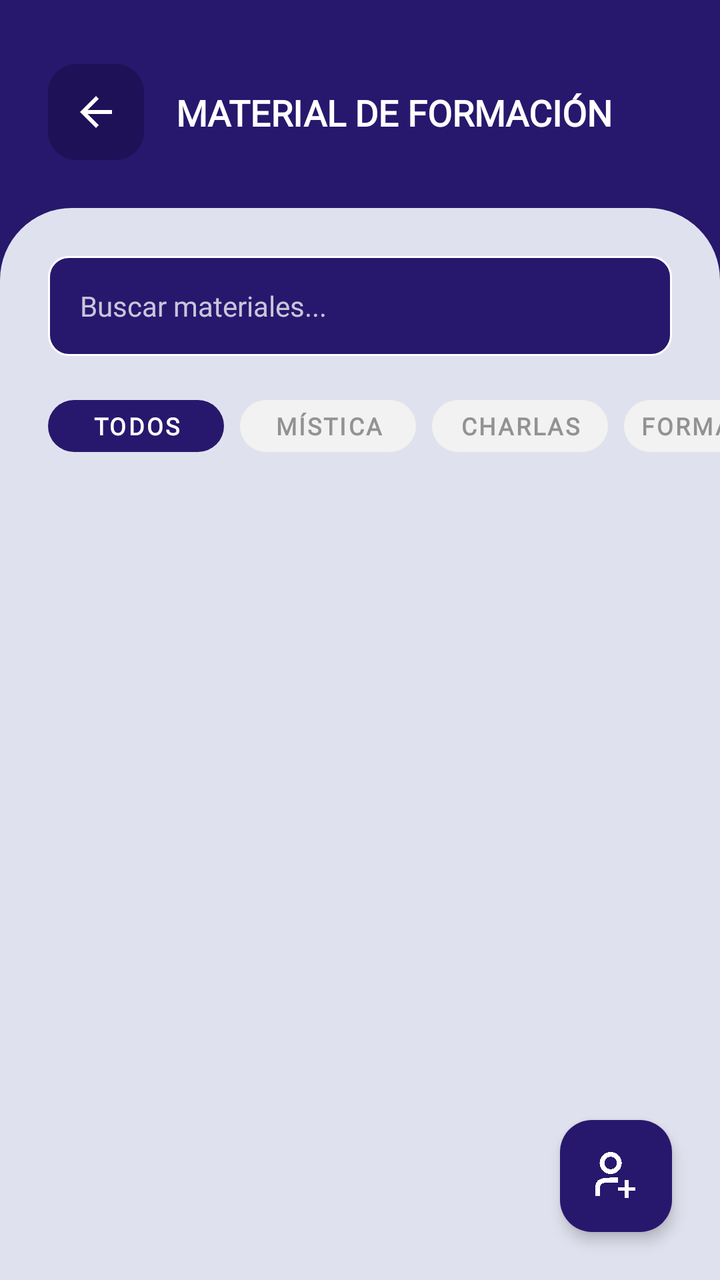
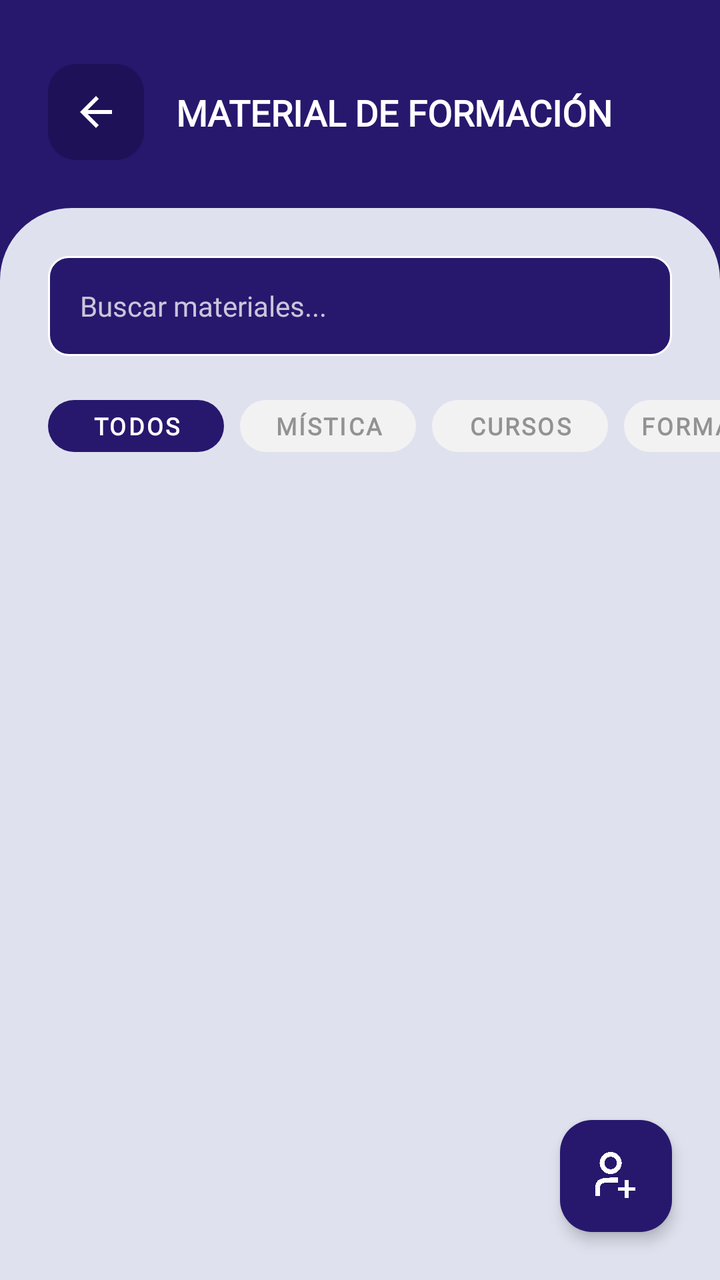

Two renders of the same Android screen: before a commit and after it. Below are the layout's source before the change and the commit's diff.
<!-- AndroidManifest.xml: application theme Theme.ServiamApp -->
<!-- res/layout/activity_materiales.xml -->
<?xml version="1.0" encoding="utf-8"?>
<androidx.constraintlayout.widget.ConstraintLayout xmlns:android="http://schemas.android.com/apk/res/android"
    xmlns:app="http://schemas.android.com/apk/res-auto"
    xmlns:tools="http://schemas.android.com/tools"
    android:id="@+id/rootLayout"
    android:layout_width="match_parent"
    android:layout_height="match_parent"
    android:background="@color/color_halcones"
    tools:context=".MaterialesActivity">

    
    <FrameLayout
        android:id="@+id/btnBack"
        android:layout_width="48dp"
        android:layout_height="48dp"
        android:layout_marginStart="24dp"
        android:layout_marginTop="32dp"
        android:background="@drawable/bg_back_button"
        app:layout_constraintStart_toStartOf="parent"
        app:layout_constraintTop_toTopOf="parent">

        <ImageView
            android:layout_width="24dp"
            android:layout_height="24dp"
            android:layout_gravity="center"
            android:src="@drawable/ic_back_arrow" />
    </FrameLayout>

    <TextView
        android:id="@+id/textTitle"
        android:layout_width="wrap_content"
        android:layout_height="wrap_content"
        android:layout_marginStart="16dp"
        android:fontFamily="@font/montserrat"
        android:text="MATERIAL DE FORMACIÓN"
        android:textColor="@color/blanco"
        android:textSize="18sp"
        android:textStyle="bold"
        app:layout_constraintBottom_toBottomOf="@id/btnBack"
        app:layout_constraintStart_toEndOf="@id/btnBack"
        app:layout_constraintTop_toTopOf="@id/btnBack" />

    
    <androidx.constraintlayout.widget.ConstraintLayout
        android:id="@+id/contentSheet"
        android:layout_width="match_parent"
        android:layout_height="0dp"
        android:layout_marginTop="24dp"
        android:background="@drawable/bg_dashboard_sheet"
        app:layout_constraintBottom_toBottomOf="parent"
        app:layout_constraintTop_toBottomOf="@id/btnBack">

        
        <EditText
            android:id="@+id/editSearch"
            android:layout_width="match_parent"
            android:layout_height="50dp"
            android:layout_marginStart="24dp"
            android:layout_marginTop="24dp"
            android:layout_marginEnd="24dp"
            android:background="@drawable/bg_search_bar_halcones"
            android:hint="Buscar materiales..."
            android:textColorHint="#C0FFFFFF"
            android:textColor="@color/blanco"
            android:fontFamily="@font/montserrat"
            android:textSize="14sp"
            android:paddingStart="16dp"
            android:paddingEnd="16dp"
            android:maxLines="1"
            android:inputType="text"
            app:layout_constraintTop_toTopOf="parent" />

        
        <HorizontalScrollView
            android:id="@+id/scrollFilters"
            android:layout_width="match_parent"
            android:layout_height="wrap_content"
            android:layout_marginTop="16dp"
            android:scrollbars="none"
            android:paddingStart="24dp"
            android:paddingEnd="24dp"
            android:clipToPadding="false"
            app:layout_constraintTop_toBottomOf="@id/editSearch">

            <LinearLayout
                android:layout_width="wrap_content"
                android:layout_height="wrap_content"
                android:orientation="horizontal">

                <com.google.android.material.button.MaterialButton
                    android:id="@+id/btnFilterAll"
                    style="@style/Widget.MaterialComponents.Button.TextButton"
                    android:layout_width="wrap_content"
                    android:layout_height="38dp"
                    android:fontFamily="@font/montserrat"
                    android:text="Todos"
                    android:textColor="@color/blanco"
                    android:textSize="12sp"
                    android:textStyle="bold"
                    app:backgroundTint="@color/color_halcones"
                    app:cornerRadius="19dp" />

                <com.google.android.material.button.MaterialButton
                    android:id="@+id/btnFilterMistica"
                    style="@style/Widget.MaterialComponents.Button.TextButton"
                    android:layout_width="wrap_content"
                    android:layout_height="38dp"
                    android:layout_marginStart="8dp"
                    android:fontFamily="@font/montserrat"
                    android:text="Mística"
                    android:textColor="@color/gris"
                    android:textSize="12sp"
                    android:textStyle="bold"
                    app:backgroundTint="#F2F2F2"
                    app:cornerRadius="19dp" />

                <com.google.android.material.button.MaterialButton
                    android:id="@+id/btnFilterCharlas"
                    style="@style/Widget.MaterialComponents.Button.TextButton"
                    android:layout_width="wrap_content"
                    android:layout_height="38dp"
                    android:layout_marginStart="8dp"
                    android:fontFamily="@font/montserrat"
                    android:text="Charlas"
                    android:textColor="@color/gris"
                    android:textSize="12sp"
                    android:textStyle="bold"
                    app:backgroundTint="#F2F2F2"
                    app:cornerRadius="19dp" />

                <com.google.android.material.button.MaterialButton
                    android:id="@+id/btnFilterFormacion"
                    style="@style/Widget.MaterialComponents.Button.TextButton"
                    android:layout_width="wrap_content"
                    android:layout_height="38dp"
                    android:layout_marginStart="8dp"
                    android:fontFamily="@font/montserrat"
                    android:text="Formación"
                    android:textColor="@color/gris"
                    android:textSize="12sp"
                    android:textStyle="bold"
                    app:backgroundTint="#F2F2F2"
                    app:cornerRadius="19dp" />

                <com.google.android.material.button.MaterialButton
                    android:id="@+id/btnFilterOraciones"
                    style="@style/Widget.MaterialComponents.Button.TextButton"
                    android:layout_width="wrap_content"
                    android:layout_height="38dp"
                    android:layout_marginStart="8dp"
                    android:fontFamily="@font/montserrat"
                    android:text="Oraciones"
                    android:textColor="@color/gris"
                    android:textSize="12sp"
                    android:textStyle="bold"
                    app:backgroundTint="#F2F2F2"
                    app:cornerRadius="19dp" />
            </LinearLayout>
        </HorizontalScrollView>

        
        <androidx.recyclerview.widget.RecyclerView
            android:id="@+id/recyclerMateriales"
            android:layout_width="match_parent"
            android:layout_height="0dp"
            android:layout_marginTop="16dp"
            android:layout_marginBottom="16dp"
            android:paddingStart="24dp"
            android:paddingEnd="24dp"
            android:clipToPadding="false"
            app:layout_constraintBottom_toBottomOf="parent"
            app:layout_constraintTop_toBottomOf="@id/scrollFilters" />

        
        <TextView
            android:id="@+id/textEmpty"
            android:layout_width="wrap_content"
            android:layout_height="wrap_content"
            android:fontFamily="@font/montserrat"
            android:text="No hay materiales cargados"
            android:textColor="@color/gris"
            android:textSize="14sp"
            android:textStyle="bold"
            android:visibility="gone"
            app:layout_constraintBottom_toBottomOf="parent"
            app:layout_constraintEnd_toEndOf="parent"
            app:layout_constraintStart_toStartOf="parent"
            app:layout_constraintTop_toBottomOf="@id/scrollFilters" />

        
        <com.google.android.material.floatingactionbutton.FloatingActionButton
            android:id="@+id/fabAddMaterial"
            android:layout_width="wrap_content"
            android:layout_height="wrap_content"
            android:layout_marginEnd="24dp"
            android:layout_marginBottom="24dp"
            android:src="@drawable/ic_user_add"
            app:backgroundTint="@color/color_halcones"
            app:tint="@color/blanco"
            app:elevation="4dp"
            app:fabSize="normal"
            app:layout_constraintBottom_toBottomOf="parent"
            app:layout_constraintEnd_toEndOf="parent" />

    </androidx.constraintlayout.widget.ConstraintLayout>

</androidx.constraintlayout.widget.ConstraintLayout>
<!-- resources referenced by this layout -->
<resources>
  <color name="blanco">#FFFFFF</color>
  <color name="color_halcones">#27186E</color>
  <color name="gris">#929292</color>
  <!-- drawable bg_back_button (drawable) -->
  <?xml version="1.0" encoding="utf-8"?>
  <shape xmlns:android="http://schemas.android.com/apk/res/android">
      <solid android:color="@color/color_halcones_oscuro"/>
      <corners android:radius="14dp"/>
  </shape>
  <!-- drawable bg_dashboard_sheet (drawable) -->
  <?xml version="1.0" encoding="utf-8"?>
  <shape xmlns:android="http://schemas.android.com/apk/res/android">
      <solid android:color="@color/fondo_halcones"/>
      <corners
          android:topLeftRadius="36dp"
          android:topRightRadius="36dp"/>
  </shape>
  <!-- drawable bg_search_bar_halcones (drawable) -->
  <?xml version="1.0" encoding="utf-8"?>
  <shape xmlns:android="http://schemas.android.com/apk/res/android"
      android:shape="rectangle">
      <solid android:color="@color/color_halcones"/>
      <corners android:radius="10dp"/>
      <stroke
          android:width="1dp"
          android:color="@color/blanco"/>
  </shape>
  <!-- drawable ic_back_arrow (drawable) -->
  <vector xmlns:android="http://schemas.android.com/apk/res/android"
      android:width="24dp"
      android:height="24dp"
      android:viewportWidth="24"
      android:viewportHeight="24">
      <path
          android:fillColor="#FFFFFF"
          android:pathData="M20,11H7.83l5.59,-5.59L12,4l-8,8 8,8 1.41,-1.41L7.83,13H20V11Z"/>
  </vector>
  <!-- drawable ic_user_add: png bitmap (drawable, 47441 bytes) -->
  <style name="Theme.ServiamApp" parent="Base.Theme.ServiamApp" />
  <color name="color_halcones_oscuro">#1E1158</color>
  <color name="fondo_halcones">#DFE2EE</color>
  <style name="Base.Theme.ServiamApp" parent="Theme.Material3.DayNight.NoActionBar">
          
          
      </style>
</resources>

<!-- the commit's change to res/layout/activity_materiales.xml (unified diff, before → after) -->
@@ -121,7 +121,7 @@
                     android:layout_height="38dp"
                     android:layout_marginStart="8dp"
                     android:fontFamily="@font/montserrat"
-                    android:text="Charlas"
+                    android:text="Cursos"
                     android:textColor="@color/gris"
                     android:textSize="12sp"
                     android:textStyle="bold"
